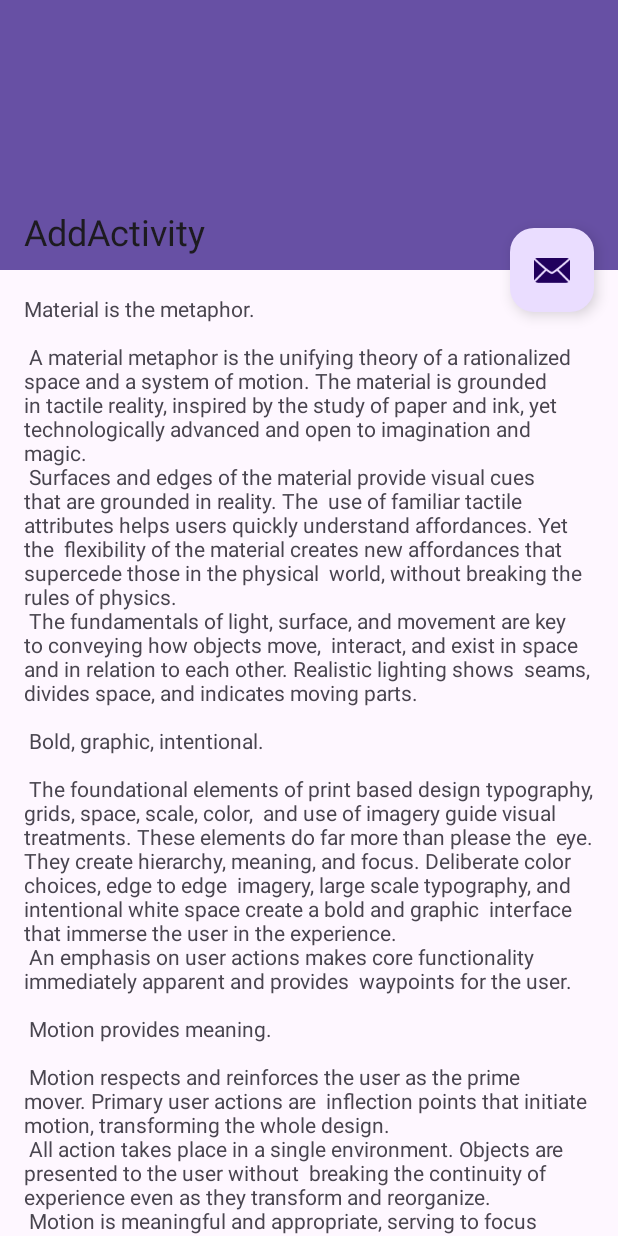
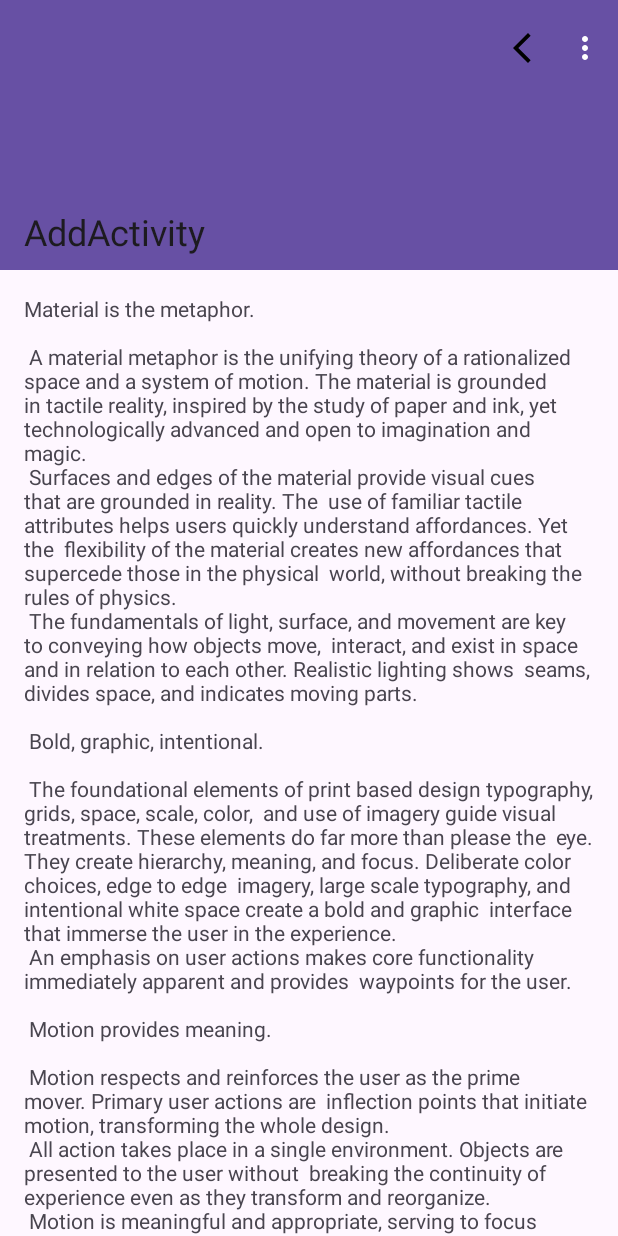
Before and after one commit to naveenkanojiya/My_Notes, an Android app: the AddActivity screen opened directly, with no data from a screen before it, on a phone screen of 412 x 824 dp. Run offline under Robolectric (Android 15) with nearby library versions, the phone set to English and light mode, and no system bars.

Commit message:
this is my third commit

```diff
--- a/app/src/main/java/com/example/mynotes/AddActivity.kt
+++ b/app/src/main/java/com/example/mynotes/AddActivity.kt
@@ -1,6 +1,7 @@
 package com.example.mynotes
 
 import android.os.Bundle
+import android.view.Menu
 import com.google.android.material.appbar.CollapsingToolbarLayout
 import com.google.android.material.floatingactionbutton.FloatingActionButton
 import com.google.android.material.snackbar.Snackbar
@@ -18,10 +19,11 @@ class AddActivity : AppCompatActivity() {
         setContentView(binding.root)
 
         setSupportActionBar(findViewById(R.id.toolbar))
-        binding.toolbarLayout.title = title
-        binding.fab.setOnClickListener { view ->
-            Snackbar.make(view, "Replace with your own action", Snackbar.LENGTH_LONG)
-                .setAction("Action", null).show()
-        }
+    }
+
+    override fun onCreateOptionsMenu(menu: Menu?): Boolean {
+        menuInflater.inflate(R.menu.right_menu,menu)
+        menuInflater.inflate(R.menu.menu_add,menu)
+        return super.onCreateOptionsMenu(menu)
     }
 }
--- /dev/null
+++ b/app/src/main/res/drawable/baseline_arrow_back_ios_new_24.xml
@@ -0,0 +1,5 @@
+<vector android:height="24dp" android:tint="#000000"
+    android:viewportHeight="24" android:viewportWidth="24"
+    android:width="24dp" xmlns:android="http://schemas.android.com/apk/res/android">
+    <path android:fillColor="@android:color/white" android:pathData="M17.77,3.77l-1.77,-1.77l-10,10l10,10l1.77,-1.77l-8.23,-8.23z"/>
+</vector>
--- a/app/src/main/res/layout/activity_add.xml
+++ b/app/src/main/res/layout/activity_add.xml
@@ -36,13 +36,4 @@
 
     <include layout="@layout/content_scrolling" />
 
-    <com.google.android.material.floatingactionbutton.FloatingActionButton
-        android:id="@+id/fab"
-        android:layout_width="wrap_content"
-        android:layout_height="wrap_content"
-        android:layout_marginEnd="@dimen/fab_margin"
-        app:layout_anchor="@id/app_bar"
-        app:layout_anchorGravity="bottom|end"
-        app:srcCompat="@android:drawable/ic_dialog_email" />
-
 </androidx.coordinatorlayout.widget.CoordinatorLayout>
--- a/app/src/main/res/layout/content_scrolling.xml
+++ b/app/src/main/res/layout/content_scrolling.xml
@@ -11,6 +11,7 @@
     <TextView
         android:layout_width="wrap_content"
         android:layout_height="wrap_content"
+        android:id="@+id/note"
         android:layout_margin="@dimen/text_margin"
         android:text="@string/large_text" />
 
--- a/app/src/main/res/menu/menu_add.xml
+++ b/app/src/main/res/menu/menu_add.xml
@@ -3,8 +3,19 @@
     xmlns:tools="http://schemas.android.com/tools"
     tools:context="com.example.mynotes.AddActivity">
     <item
-        android:id="@+id/action_settings"
+        android:id="@+id/write"
         android:orderInCategory="100"
-        android:title="@string/action_settings"
+        android:title="write"
         app:showAsAction="never" />
+    <item
+        android:id="@+id/save"
+        android:orderInCategory="100"
+        android:title="save"
+        app:showAsAction="never" />
+    <item
+        android:id="@+id/view"
+        android:orderInCategory="100"
+        android:title="view"
+        app:showAsAction="never" />
+
 </menu>
--- /dev/null
+++ b/app/src/main/res/menu/right_menu.xml
@@ -0,0 +1,11 @@
+<?xml version="1.0" encoding="utf-8"?>
+<menu xmlns:android="http://schemas.android.com/apk/res/android"
+    xmlns:app="http://schemas.android.com/apk/res-auto">
+
+    <item
+        android:id="@+id/back"
+        android:orderInCategory="100"
+        android:title="back"
+        android:icon="@drawable/baseline_arrow_back_ios_new_24"
+        app:showAsAction="always"/>
+</menu>
```
